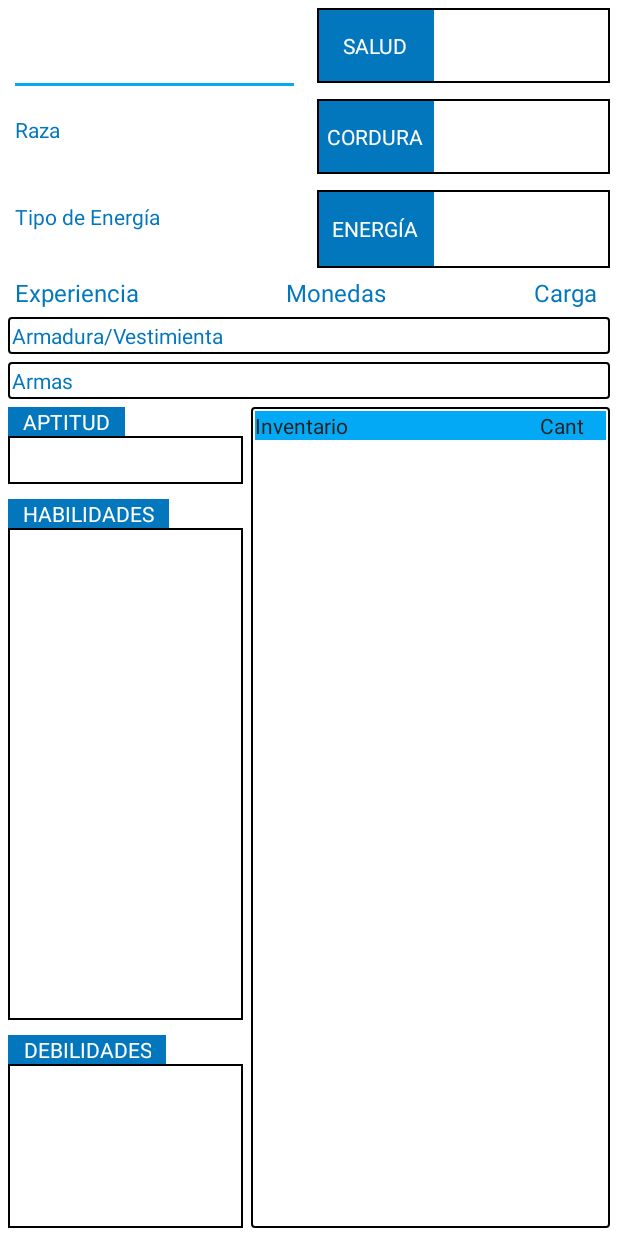
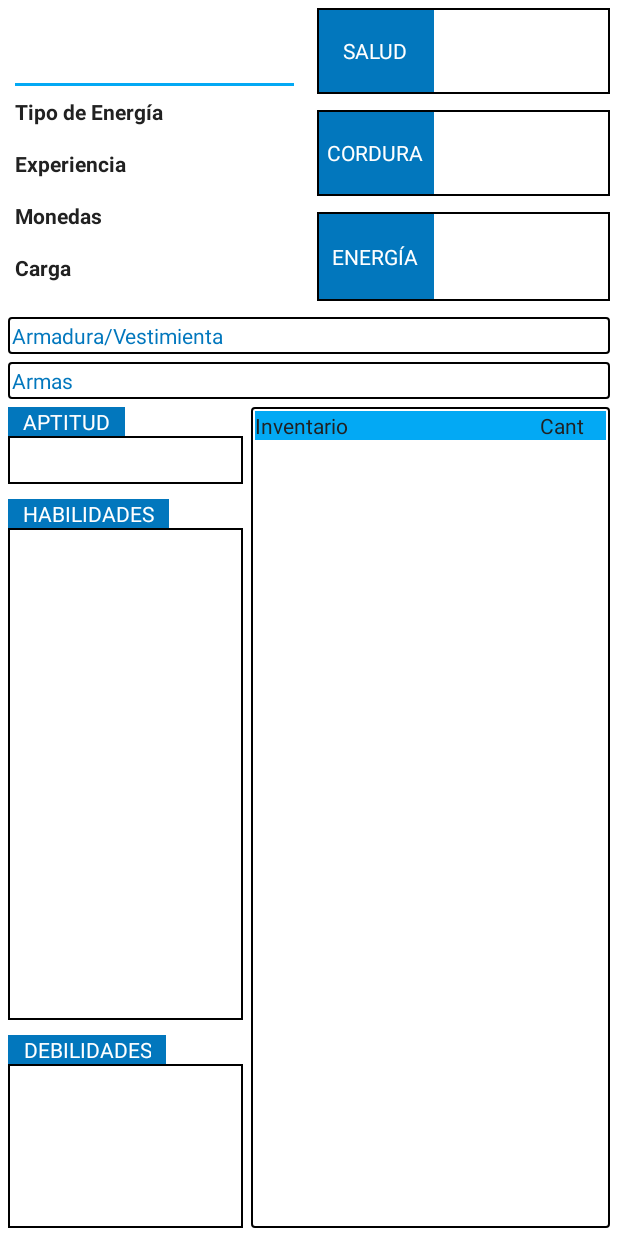
Before and after one commit to tomasdozo/VLP, an Android app: the layout activity_main.xml on its own in the app's theme, with its tools: preview values and no code run, on a phone screen of 412 x 824 dp. Run offline under Robolectric (Android 15) with nearby library versions, the light colour scheme and no system bars.

Commit message:
Efectivamente se fue la raaza

```diff
--- a/app/src/main/java/com/tdozo/vlp/MainActivity.java
+++ b/app/src/main/java/com/tdozo/vlp/MainActivity.java
@@ -41,7 +41,6 @@ public class MainActivity extends AppCompatActivity {
 
     Character cha;
     TextView view_name;
-    TextView view_race;
     TextView view_coins;
     TextView view_energyType;
     TextView view_xp;
@@ -64,8 +63,8 @@ public class MainActivity extends AppCompatActivity {
 
         loadViews();
 
-        loadCharacter();
-        //seedCharacter();
+        //loadCharacter();
+        seedCharacter();
 
         setOnClickListeners();
 
@@ -114,9 +113,6 @@ public class MainActivity extends AppCompatActivity {
         }).show());
 
         view_aptitude.setOnClickListener(v -> new MaterialAlertDialogBuilder(this).setTitle(cha.getAptitude().getName()).setMessage(cha.getAptitude().getDescription())
-                .show());
-
-        view_race.setOnClickListener(v -> new MaterialAlertDialogBuilder(this).setTitle(cha.getRace().getName()).setMessage(cha.getRace().getDescription())
                 .show());
 
         view_energyType.setOnClickListener(v -> new MaterialAlertDialogBuilder(this).setTitle(cha.getEnergyType().getName()).setMessage(cha.getEnergyType().getDescription())
@@ -258,7 +254,6 @@ public class MainActivity extends AppCompatActivity {
 
     private void loadViews() {
         view_name = findViewById(R.id.name);
-        view_race = findViewById(R.id.race);
         view_coins = findViewById(R.id.coins);
         view_energyType = findViewById(R.id.energy_type);
         view_xp = findViewById(R.id.xp);
@@ -305,7 +300,6 @@ public class MainActivity extends AppCompatActivity {
 
     private void showCharacter() {
         view_name.setText(cha.getName());
-        view_race.setText(cha.getRace().getName());
         view_energyType.setText(cha.getEnergyType().getName());
         showCoinsXpLoad();
         view_health.setText(cha.getHealth().getName());
--- a/app/src/main/res/layout/activity_main.xml
+++ b/app/src/main/res/layout/activity_main.xml
@@ -12,7 +12,7 @@
         android:layout_height="0dp"
         android:layout_margin="10dp"
         android:orientation="vertical"
-        app:layout_constraintBottom_toTopOf="@+id/linearLayout7"
+        app:layout_constraintBottom_toTopOf="@+id/guideline2"
         app:layout_constraintEnd_toStartOf="@+id/guideline4"
         app:layout_constraintStart_toStartOf="parent"
         app:layout_constraintTop_toTopOf="parent">
@@ -23,8 +23,7 @@
             android:layout_height="wrap_content"
             android:textColor="@color/primaryText"
             android:textSize="34sp"
-            android:textStyle="bold|italic"
-            />
+            android:textStyle="bold|italic" />
 
         <View
             android:layout_width="match_parent"
@@ -33,31 +32,7 @@
 
         <LinearLayout
             android:layout_width="match_parent"
-            android:layout_height="wrap_content"
-            android:layout_weight="1"
-            android:gravity="center_vertical"
-            android:orientation="horizontal">
-
-            <TextView
-                android:id="@+id/textView4"
-                android:layout_width="wrap_content"
-                android:layout_height="wrap_content"
-                android:text="@string/Race"
-                android:textColor="@color/colorPrimaryDark" />
-
-            <TextView
-                android:id="@+id/race"
-                android:layout_width="wrap_content"
-                android:layout_height="wrap_content"
-                android:paddingStart="2dp"
-                android:paddingEnd="2dp"
-                android:textAlignment="center"
-                android:textColor="@color/colorPrimary" />
-        </LinearLayout>
-
-        <LinearLayout
-            android:layout_width="match_parent"
-            android:layout_height="wrap_content"
+            android:layout_height="0dp"
             android:layout_weight="1"
             android:gravity="center_vertical"
             android:orientation="horizontal">
@@ -67,7 +42,9 @@
                 android:layout_width="wrap_content"
                 android:layout_height="wrap_content"
                 android:text="@string/Energy_Type"
-                android:textColor="@color/colorPrimaryDark" />
+                android:textColor="@color/primaryText"
+                android:textSize="14sp"
+                android:textStyle="bold" />
 
             <TextView
                 android:id="@+id/energy_type"
@@ -76,7 +53,94 @@
                 android:paddingStart="2dp"
                 android:paddingEnd="2dp"
                 android:textAlignment="center"
-                android:textColor="@color/colorPrimary" />
+                android:textColor="@color/primaryText" />
+        </LinearLayout>
+
+        <LinearLayout
+            android:layout_width="match_parent"
+            android:layout_height="0dp"
+            android:layout_weight="1"
+            android:gravity="center_vertical"
+            android:orientation="horizontal">
+
+            <TextView
+                android:id="@+id/textView"
+                android:layout_width="wrap_content"
+                android:layout_height="wrap_content"
+                android:gravity="center_vertical"
+                android:text="@string/Exp"
+                android:textColor="@color/primaryText"
+                android:textSize="14sp"
+                android:textStyle="bold" />
+
+            <TextView
+                android:id="@+id/xp"
+                android:layout_width="wrap_content"
+                android:layout_height="wrap_content"
+                android:gravity="center_horizontal|center_vertical"
+                android:paddingStart="2dp"
+                android:paddingEnd="2dp"
+                android:textAlignment="center"
+                android:textColor="@color/primaryText"
+                android:textSize="16sp" />
+        </LinearLayout>
+
+        <LinearLayout
+            android:layout_width="match_parent"
+            android:layout_height="0dp"
+            android:layout_weight="1"
+            android:gravity="center_vertical"
+            android:orientation="horizontal">
+
+            <TextView
+                android:id="@+id/textView20"
+                android:layout_width="wrap_content"
+                android:layout_height="wrap_content"
+                android:gravity="center_vertical"
+                android:text="@string/Coins"
+                android:textColor="@color/primaryText"
+                android:textSize="14sp"
+                android:textStyle="bold" />
+
+            <TextView
+                android:id="@+id/coins"
+                android:layout_width="wrap_content"
+                android:layout_height="wrap_content"
+                android:gravity="center_horizontal|center_vertical"
+                android:paddingStart="2dp"
+                android:paddingEnd="2dp"
+                android:textAlignment="center"
+                android:textColor="@color/primaryText"
+                android:textSize="16sp" />
+        </LinearLayout>
+
+        <LinearLayout
+            android:layout_width="match_parent"
+            android:layout_height="0dp"
+            android:layout_weight="1"
+            android:gravity="center_vertical"
+            android:orientation="horizontal">
+
+            <TextView
+                android:id="@+id/textView2"
+                android:layout_width="wrap_content"
+                android:layout_height="wrap_content"
+                android:gravity="center_vertical"
+                android:text="@string/Load"
+                android:textColor="@color/primaryText"
+                android:textSize="14sp"
+                android:textStyle="bold" />
+
+            <TextView
+                android:id="@+id/load"
+                android:layout_width="wrap_content"
+                android:layout_height="wrap_content"
+                android:gravity="center_horizontal|center_vertical"
+                android:paddingStart="2dp"
+                android:paddingEnd="2dp"
+                android:textAlignment="center"
+                android:textColor="@color/primaryText"
+                android:textSize="16sp" />
         </LinearLayout>
 
     </LinearLayout>
@@ -85,7 +149,7 @@
         android:layout_width="0dp"
         android:layout_height="0dp"
         android:orientation="vertical"
-        app:layout_constraintBottom_toTopOf="@+id/linearLayout7"
+        app:layout_constraintBottom_toTopOf="@+id/guideline2"
         app:layout_constraintEnd_toEndOf="parent"
         app:layout_constraintStart_toStartOf="@+id/guideline4"
         app:layout_constraintTop_toTopOf="parent">
@@ -215,90 +279,6 @@
             app:layout_constraintGuide_percent="0.66" />
 
     </androidx.constraintlayout.widget.ConstraintLayout>
-
-    <LinearLayout
-        android:id="@+id/linearLayout7"
-        android:layout_width="match_parent"
-        android:layout_height="wrap_content"
-        android:layout_marginStart="10dp"
-        android:layout_marginEnd="10dp"
-        android:orientation="horizontal"
-        app:layout_constraintBottom_toTopOf="@+id/guideline2"
-        app:layout_constraintEnd_toEndOf="parent"
-        app:layout_constraintStart_toStartOf="parent">
-
-        <TextView
-            android:id="@+id/textView"
-            android:layout_width="wrap_content"
-            android:layout_height="wrap_content"
-            android:gravity="center_vertical"
-            android:text="@string/Exp"
-            android:textColor="@color/colorPrimaryDark"
-            android:textSize="16sp" />
-
-        <TextView
-            android:id="@+id/xp"
-            android:layout_width="wrap_content"
-            android:layout_height="wrap_content"
-            android:gravity="center_horizontal|center_vertical"
-            android:paddingStart="2dp"
-            android:paddingEnd="2dp"
-            android:textAlignment="center"
-            android:textColor="@color/colorPrimary"
-            android:textSize="16sp" />
-
-        <Space
-            android:layout_width="0dp"
-            android:layout_height="match_parent"
-            android:layout_weight="1"
-            android:visibility="visible" />
-
-        <TextView
-            android:id="@+id/textView20"
-            android:layout_width="wrap_content"
-            android:layout_height="wrap_content"
-            android:gravity="center_vertical"
-            android:text="@string/Coins"
-            android:textColor="@color/colorPrimaryDark"
-            android:textSize="16sp" />
-
-        <TextView
-            android:id="@+id/coins"
-            android:layout_width="wrap_content"
-            android:layout_height="wrap_content"
-            android:gravity="center_horizontal|center_vertical"
-            android:paddingStart="2dp"
-            android:paddingEnd="2dp"
-            android:textAlignment="center"
-            android:textColor="@color/colorPrimary"
-            android:textSize="16sp" />
-
-        <Space
-            android:layout_width="0dp"
-            android:layout_height="match_parent"
-            android:layout_weight="1" />
-
-        <TextView
-            android:id="@+id/textView2"
-            android:layout_width="wrap_content"
-            android:layout_height="wrap_content"
-            android:gravity="center_vertical"
-            android:text="@string/Load"
-            android:textColor="@color/colorPrimaryDark"
-            android:textSize="16sp" />
-
-        <TextView
-            android:id="@+id/load"
-            android:layout_width="wrap_content"
-            android:layout_height="wrap_content"
-            android:gravity="center_horizontal|center_vertical"
-            android:paddingStart="2dp"
-            android:paddingEnd="2dp"
-            android:textAlignment="center"
-            android:textColor="@color/colorPrimary"
-            android:textSize="16sp" />
-
-    </LinearLayout>
 
     <LinearLayout
         android:id="@+id/linearLayoutWeapons"
```
